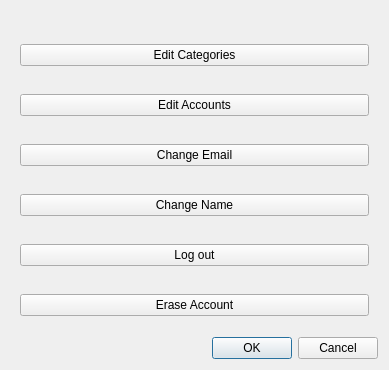
This is ui/usersettingsdialog.ui in NFBaeza/Budget-Monitor as Qt 5 draws it before an edit. The edited form follows.
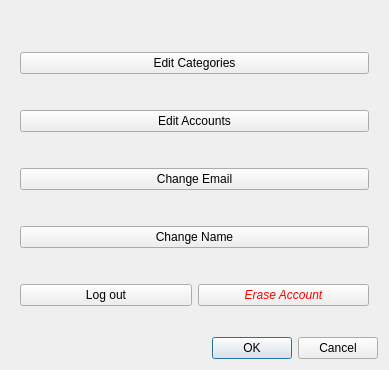
This is the edited form. The open tabs and pages were chosen to show the change.

The edit to the form file:
```diff
--- a/ui/usersettingsdialog.ui
+++ b/ui/usersettingsdialog.ui
@@ -263,7 +263,7 @@
       <zorder>warningPasswordLabel</zorder>
      </widget>
      <widget class="QWidget" name="userWidget">
-      <layout class="QGridLayout" rowstretch="0,0,0,0,0,0,0,0,0,0,0,0,0">
+      <layout class="QGridLayout" rowstretch="0,0,0,0,0,0">
        <property name="sizeConstraint">
         <enum>QLayout::SizeConstraint::SetDefaultConstraint</enum>
        </property>
@@ -273,20 +273,6 @@
        <property name="verticalSpacing">
         <number>25</number>
        </property>
-       <item row="2" column="0">
-        <widget class="QPushButton" name="editEmailButton">
-         <property name="text">
-          <string>Change Email</string>
-         </property>
-        </widget>
-       </item>
-       <item row="3" column="0">
-        <widget class="QPushButton" name="editNameButton">
-         <property name="text">
-          <string>Change Name</string>
-         </property>
-        </widget>
-       </item>
        <item row="4" column="0">
         <widget class="QPushButton" name="logOutButton">
          <property name="text">
@@ -294,27 +280,45 @@
          </property>
         </widget>
        </item>
-       <item row="1" column="0">
+       <item row="4" column="1">
+        <widget class="QPushButton" name="eraseAccountButton">
+         <property name="styleSheet">
+          <string notr="true">color : red;
+font: italic;</string>
+         </property>
+         <property name="text">
+          <string>Erase Account</string>
+         </property>
+        </widget>
+       </item>
+       <item row="3" column="0" colspan="2">
+        <widget class="QPushButton" name="editNameButton">
+         <property name="text">
+          <string>Change Name</string>
+         </property>
+        </widget>
+       </item>
+       <item row="2" column="0" colspan="2">
+        <widget class="QPushButton" name="editEmailButton">
+         <property name="text">
+          <string>Change Email</string>
+         </property>
+        </widget>
+       </item>
+       <item row="1" column="0" colspan="2">
         <widget class="QPushButton" name="editAccountButton">
          <property name="text">
           <string>Edit Accounts</string>
          </property>
         </widget>
        </item>
-       <item row="0" column="0">
+       <item row="0" column="0" colspan="2">
         <widget class="QPushButton" name="editCategoryButton">
          <property name="text">
           <string>Edit Categories</string>
          </property>
         </widget>
        </item>
-       <item row="5" column="0">
-        <widget class="QPushButton" name="eraseAccountButton">
-         <property name="text">
-          <string>Erase Account</string>
-         </property>
-        </widget>
-       </item>
       </layout>
      </widget>
     </widget>
```
Left out of the diff: 4 changed lines with no effect on the pictures.
